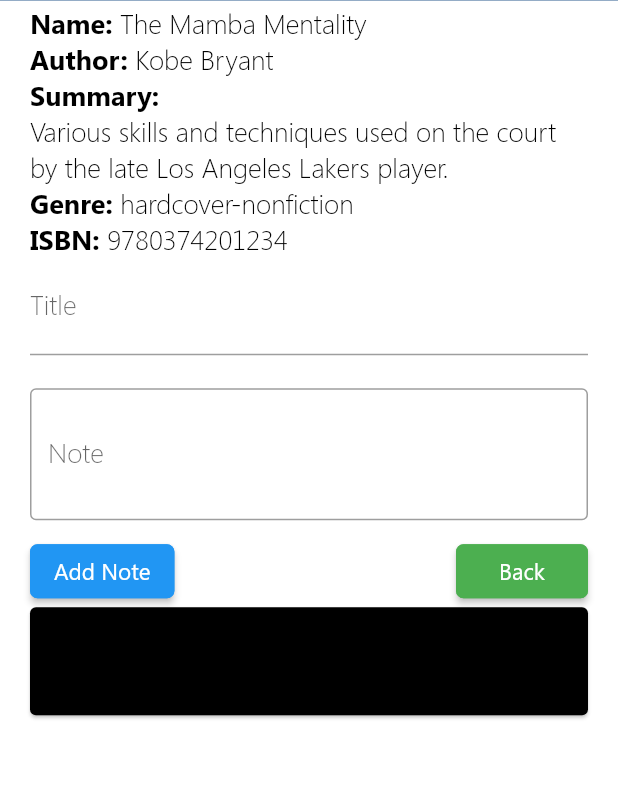
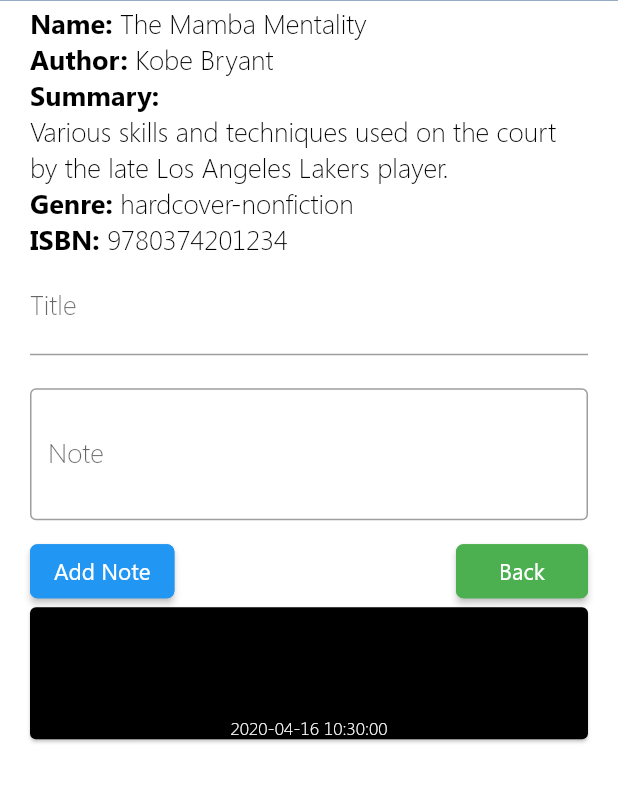
Before and after one commit to Zheng7426/Library_Application_Mobile, a Flutter app: the screen it shows after launch, after a tap on "Show", after a tap on "Add Note", on a phone screen of 412 x 824 dp, the part 187-990 px from its top. Run offline on Flutter 3.47's test engine with Material 2 defaults, Android fonts, the phone set to English and light mode, and no system bars; our stand-ins replace flutter_spinkit.

```diff
--- a/lib/helper/library.dart
+++ b/lib/helper/library.dart
@@ -7,6 +7,27 @@ import 'package:library_application_mobile/models/comment.dart';
 import 'package:library_application_mobile/models/book_info.dart';
 
 class Library {
+
+  static String addTzToStoreFormat(String dateTimeString) {
+    String newDateTimeString = dateTimeString.replaceFirst(' ', 'T')+'Z';
+    return newDateTimeString;
+  }
+
+  static String getCurrentTime() {
+    DateTime now = DateTime.now();
+    return addTzToStoreFormat(globals.storeDateFormat.format(now));
+  }
+
+  static String convertDateTimeStoreToDisplay(String dt) {
+    DateTime dateTime = DateTime.parse(dt);
+    return globals.displayDateFormat.format(dateTime);
+  }
+
+  static String convertDateTimeDisplaytoStore(String dt) {
+    DateTime dateTime = DateTime.parse(dt);
+    return globals.storeDateFormat.format(dateTime);
+  }
+
   static UserInfo getCurrentUserInfo() {
     return UserInfo.fromJson(test_data.currentUserJson);
   }
--- a/lib/models/comment.dart
+++ b/lib/models/comment.dart
@@ -1,19 +1,23 @@
 class Comment {
   String title;
   String note;
+  String createTime;
 
   Comment({
     this.title,
     this.note,
+    this.createTime,
   });
 
   Comment.fromJson(Map json) {
     this.title = json["title"];
     this.note = json["note"];
+    this.createTime = json["created_at"];
   }
 
-  Comment.construct(String title, String note) {
+  Comment.construct(String title, String note, String create_time) {
     this.title = title;
     this.note = note;
+    this.createTime = create_time;
   }
 }
--- a/lib/screens/home/book_details.dart
+++ b/lib/screens/home/book_details.dart
@@ -6,6 +6,7 @@ import 'package:library_application_mobile/shared/loading.dart';
 import 'package:library_application_mobile/shared/globals.dart' as globals;
 import 'package:provider/provider.dart';
 import 'package:library_application_mobile/helper/library.dart';
+import 'package:intl/intl.dart';
 
 class BookDetailsPage extends StatefulWidget {
   final BookInfo bookInfo;
@@ -108,7 +109,10 @@ class BookDetailsPageState extends State<BookDetailsPage> {
                   "Add Note", 15.0, Colors.blue, Colors.white, () {
                 setState(() {
                   _comment = Comment.construct(
-                      _addTitleController.text, _addNoteController.text);
+                    _addTitleController.text,
+                    _addNoteController.text,
+                    Library.getCurrentTime(),
+                  );
                   comments.comments.add(_comment);
                   _addTitleController.text = '';
                   _addNoteController.text = '';
@@ -135,6 +139,7 @@ class BookDetailsPageState extends State<BookDetailsPage> {
           color: Colors.black,
           margin: EdgeInsets.fromLTRB(20.0, 0.0, 20.0, 6.0),
           child: Column(
+            mainAxisAlignment: MainAxisAlignment.start,
             children: <Widget>[
               ListTile(
                 title: Text(
@@ -146,14 +151,11 @@ class BookDetailsPageState extends State<BookDetailsPage> {
                         .comments[comments.comments.length - index - 1].note,
                     style: globals.ts(15.0, Colors.white, FontWeight.w300)),
               ),
-              /* Row(
-                mainAxisAlignment: MainAxisAlignment.end,
-                children: <Widget>[
-                  globals.styledRaisedButton(
-                      "Delete", 15.0, Colors.black54, Colors.white, () {}),
-                  SizedBox(width: 5),
-                ],
-              ),*/
+              Text(
+                  Library.convertDateTimeStoreToDisplay(comments
+                      .comments[comments.comments.length - index - 1]
+                      .createTime),
+                  style: globals.ts(12.0, Colors.white, FontWeight.w100)),
             ],
           ),
         );
--- a/lib/shared/globals.dart
+++ b/lib/shared/globals.dart
@@ -7,10 +7,14 @@ import 'package:library_application_mobile/models/favorite_books.dart';
 import 'package:library_application_mobile/models/comments.dart';
 import 'package:library_application_mobile/models/comment.dart';
 import 'package:library_application_mobile/models/book_info.dart';
+import 'package:intl/intl.dart';
 
 final String emailDomain = '@kts.com';
 final String libraryApplicationUrl =
     'https://my.api.mockaroo.com/popularity.json?key=da404bc0';
+
+final displayDateFormat = DateFormat('yyyy-MM-dd hh:mm:ss');
+final storeDateFormat = DateFormat('yyyy-MM-dd hh:mm:ss.sss');
 
 UserInfo currentUser = null;
 FavoriteBooks favoriteBooks = null;
--- a/lib/shared/test_data.dart
+++ b/lib/shared/test_data.dart
@@ -161,11 +161,13 @@ Map<String, dynamic> bookCommentListJson = {
   "comments": [
     {
       "title":"good book",
-      "note":"A book I will recommend to everyone!"
+      "note":"A book I will recommend to everyone!",
+      "created_at":"2020-02-14T22:04:37.748Z"
     },
     {
       "title":"good book+1",
-      "note":"A book I will recommend to everyone too!"
+      "note":"A book I will recommend to everyone too!",
+      "created_at":"2020-02-16T01:19:54.586Z"
     }
   ]
 };
--- a/pubspec.yaml
+++ b/pubspec.yaml
@@ -24,6 +24,7 @@ dependencies:
   http: ^0.12.0+4
   provider: ^3.1.0
   shared_preferences: ^0.5.4+8
+  intl: ^0.16.1
 
   # The following adds the Cupertino Icons font to your application.
   # Use with the CupertinoIcons class for iOS style icons.
```
Also changed, not shown: pubspec.lock.
